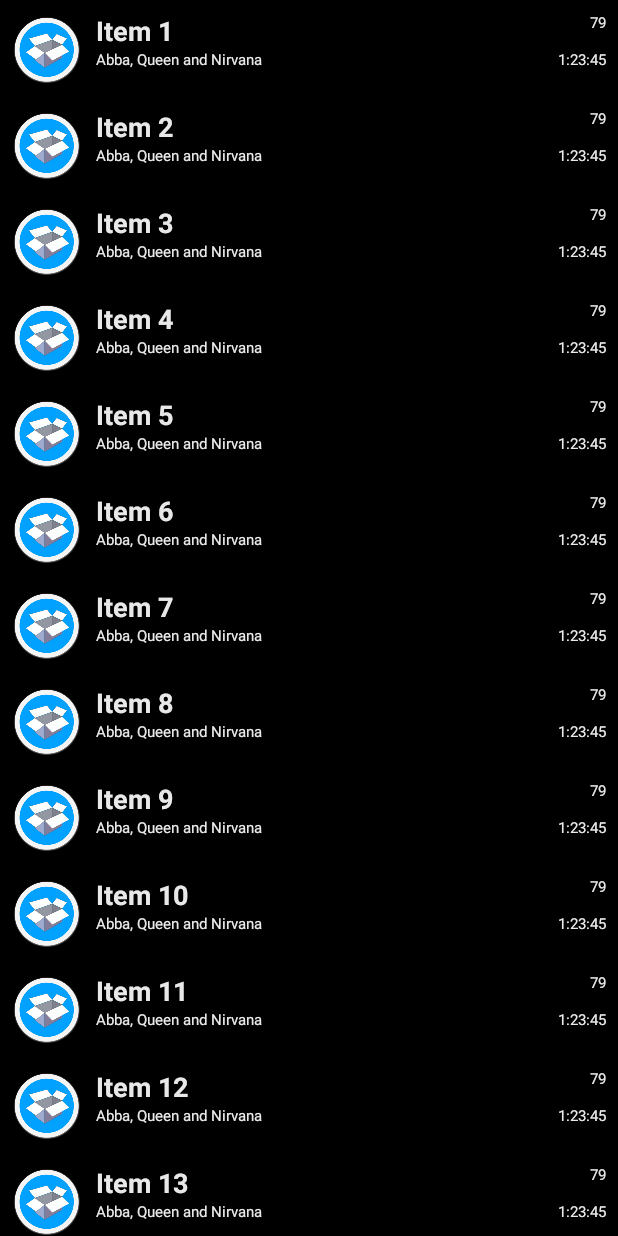
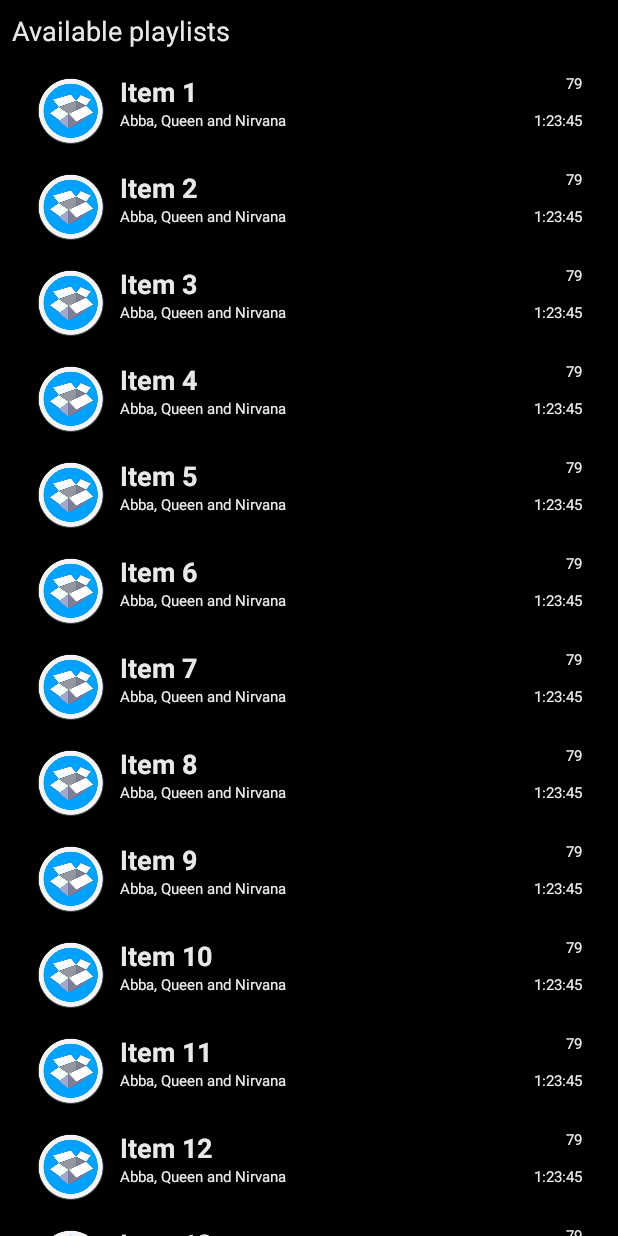
Before and after one commit to jpavelek/DropboxPlayer, an Android app: the screen it shows after launch (MainActivity), on a phone screen of 412 x 824 dp. Run offline under Robolectric (Android 15) with nearby library versions, the phone set to English and light mode, and no system bars.

Commit message:
Fixing the list view

```diff
--- a/app/src/main/java/com/afte9/dropboxplayer/FragmentPlaylists.java
+++ b/app/src/main/java/com/afte9/dropboxplayer/FragmentPlaylists.java
@@ -56,10 +56,12 @@ public class FragmentPlaylists extends Fragment {
     public View onCreateView(LayoutInflater inflater, ViewGroup container, Bundle savedInstanceState) {
         View view = inflater.inflate(R.layout.fragment_playlist_item_list, container, false);
 
+        View recycler_view = view.findViewById(R.id.list);
+
         // Set the adapter
-        if (view instanceof RecyclerView) {
-            Context context = view.getContext();
-            RecyclerView recyclerView = (RecyclerView) view;
+        if (recycler_view instanceof RecyclerView) {
+            Context context = recycler_view.getContext();
+            RecyclerView recyclerView = (RecyclerView) recycler_view;
             if (mColumnCount <= 1) {
                 recyclerView.setLayoutManager(new LinearLayoutManager(context));
             } else {
@@ -77,8 +79,7 @@ public class FragmentPlaylists extends Fragment {
         if (context instanceof OnListFragmentInteractionListener) {
             mListener = (OnListFragmentInteractionListener) context;
         } else {
-            throw new RuntimeException(context.toString()
-                    + " must implement OnListFragmentInteractionListener");
+            throw new RuntimeException(context.toString()  + " must implement OnListFragmentInteractionListener");
         }
     }
 
@@ -88,18 +89,8 @@ public class FragmentPlaylists extends Fragment {
         mListener = null;
     }
 
-    /**
-     * This interface must be implemented by activities that contain this
-     * fragment to allow an interaction in this fragment to be communicated
-     * to the activity and potentially other fragments contained in that
-     * activity.
-     * <p/>
-     * See the Android Training lesson <a href=
-     * "http://developer.android.com/training/basics/fragments/communicating.html"
-     * >Communicating with Other Fragments</a> for more information.
-     */
     public interface OnListFragmentInteractionListener {
-        // TODO: Update argument type and name
+        //Interaction to be implemented in the activity using this fragment
         void onListFragmentInteraction(PlaylistListItem item);
     }
 }
--- a/app/src/main/java/com/afte9/dropboxplayer/MainActivity.java
+++ b/app/src/main/java/com/afte9/dropboxplayer/MainActivity.java
@@ -55,5 +55,6 @@ public class MainActivity extends AppCompatActivity implements FragmentPlaylists
     @Override
     public void onListFragmentInteraction(PlaylistListItem item) {
         Log.d("DBP", "List fragment callback");
+        //TODO - implement playlist selection, launch Audio/Video playback activity
     }
 }
--- a/app/src/main/res/layout/fragment_playlist_item_list.xml
+++ b/app/src/main/res/layout/fragment_playlist_item_list.xml
@@ -1,13 +1,31 @@
 <?xml version="1.0" encoding="utf-8"?>
+<LinearLayout
+    android:layout_height="match_parent"
+    android:layout_width="match_parent"
+    android:orientation="vertical"
+    xmlns:android="http://schemas.android.com/apk/res/android"
+    xmlns:tools="http://schemas.android.com/tools"
+    android:name="com.afte9.dropboxplayer.FragmentPlaylists"
+    tools:context="com.afte9.dropboxplayer.FragmentPlaylists">
+
+    <TextView
+        android:id="@+id/playlists_title"
+        android:layout_width="match_parent"
+        android:layout_height="wrap_content"
+        android:layout_margin="@dimen/text_margin"
+        android:text="@string/playlists"
+        tools:text="Playlists"/>
+
     <android.support.v7.widget.RecyclerView xmlns:android="http://schemas.android.com/apk/res/android"
         xmlns:app="http://schemas.android.com/apk/res-auto"
         xmlns:tools="http://schemas.android.com/tools"
         android:id="@+id/list"
-    android:name="com.afte9.dropboxplayer.FragmentPlaylists"
         android:layout_width="match_parent"
         android:layout_height="match_parent"
         android:layout_marginLeft="16dp"
         android:layout_marginRight="16dp"
+        android:layout_alignTop="@+id/playlists_title"
         app:layoutManager="LinearLayoutManager"
-    tools:context="com.afte9.dropboxplayer.FragmentPlaylists"
         tools:listitem="@layout/fragment_playlists_item" />
+
+</LinearLayout>
--- a/app/src/main/res/values/strings.xml
+++ b/app/src/main/res/values/strings.xml
@@ -5,4 +5,7 @@
     <string name="tab_videos">Videos</string>
     <string name="tab_all">All</string>
     <string name="splash_loading">Looking for your files</string>
+    <string name="playlists">Available playlists</string>
+    <string name="other_playlists">Other playlists</string>
+    <string name="next_songs">Next songs</string>
 </resources>
```
Also changed, not shown: app/src/main/res/layout/playback_title_area.xml (+66 -3 lines). Lines whose indentation alone changed are shown as unchanged.
